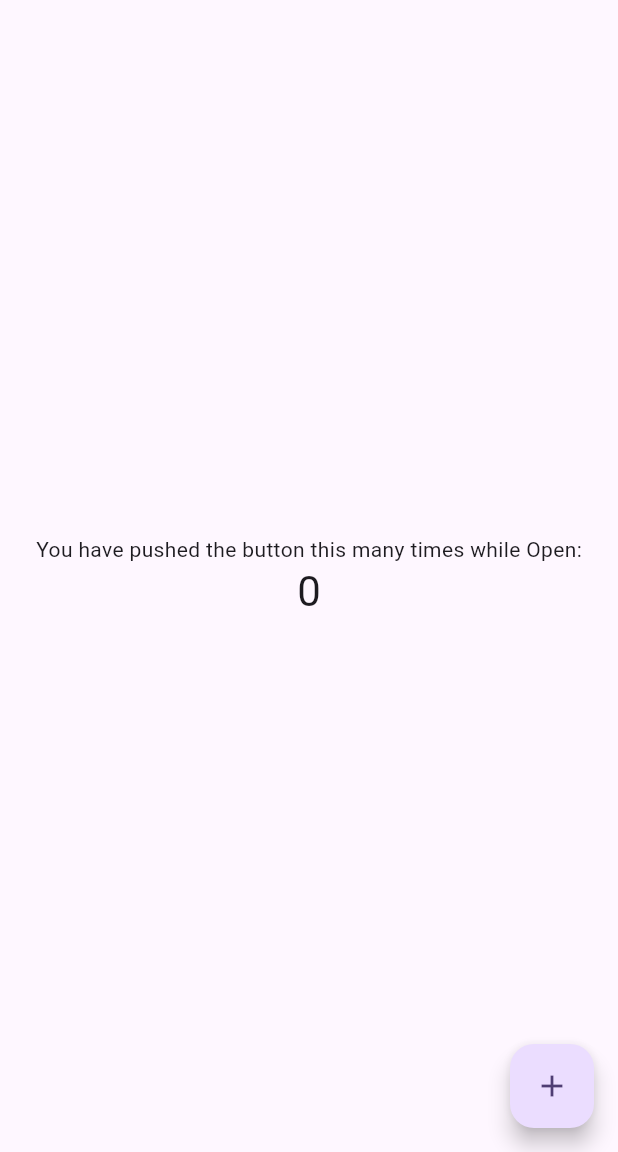
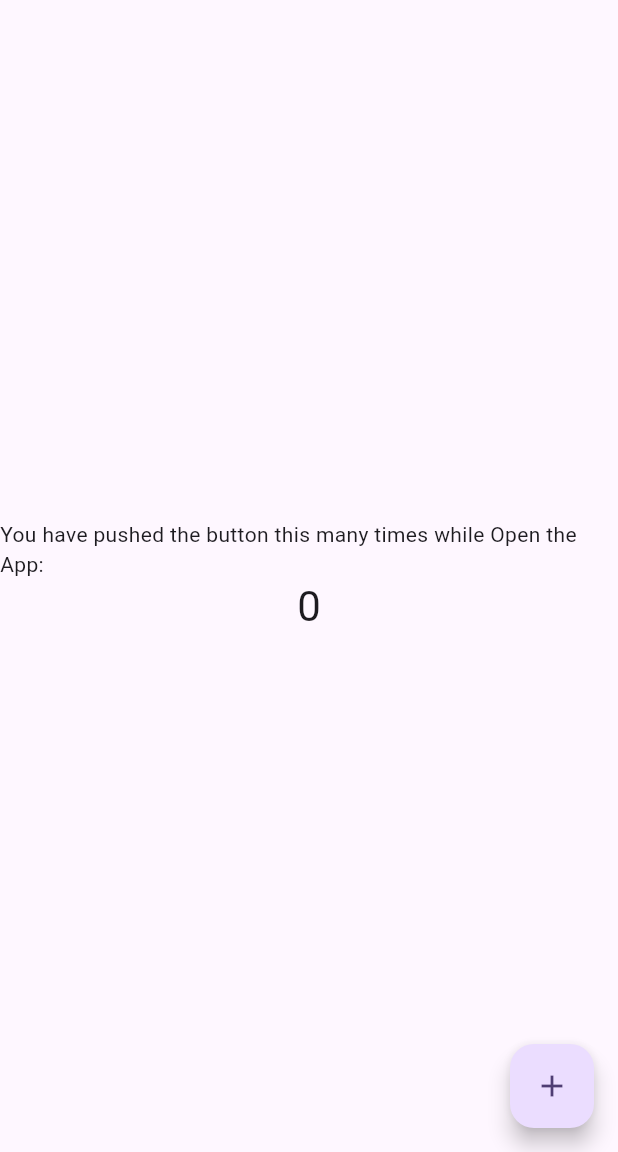
Before and after one commit to VikasG89/Flutter_First, a Flutter app: the screen it shows after launch, on a phone screen of 412 x 824 dp, the part 84-1236 px from its top. Run offline on Flutter 3.47's test engine with Material 3 defaults, Android fonts, the phone set to English and light mode, and no system bars.

Commit message:
Update main.dart

```diff
--- a/lib/main.dart
+++ b/lib/main.dart
@@ -106,7 +106,7 @@ class _MyHomePageState extends State<MyHomePage> {
           mainAxisAlignment: MainAxisAlignment.center,
           children: <Widget>[
             const Text(
-              'You have pushed the button this many times while Open:',
+              'You have pushed the button this many times while Open the App:',
             ),
             Text(
               '$_counter',
```
